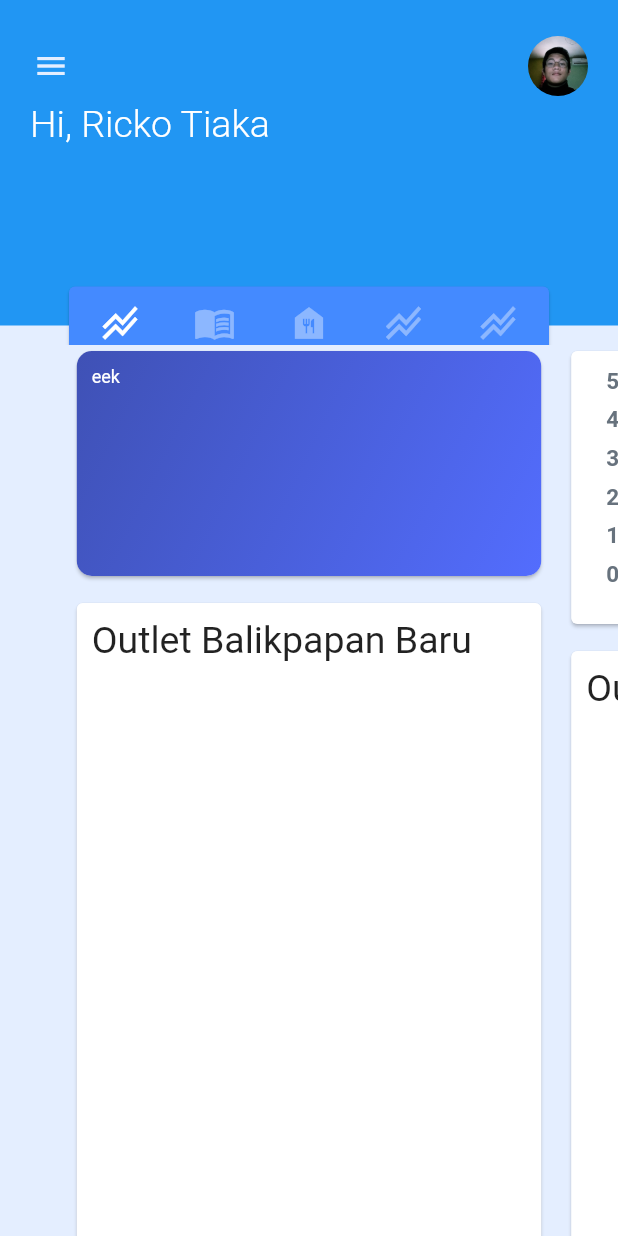
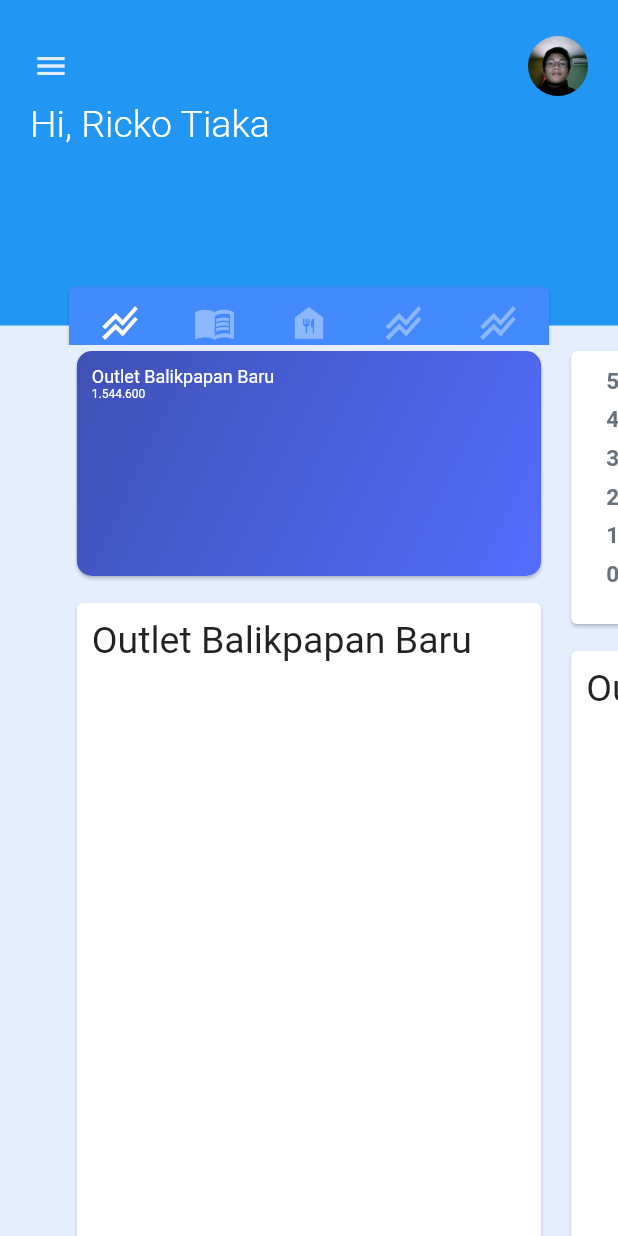
Before and after one commit to younixue3/android_pos_ui, a Flutter app: the screen it shows after launch, on a phone screen of 412 x 824 dp. Run offline on Flutter 3.47's test engine with Material 2 defaults, Android fonts, the phone set to English and light mode, and no system bars; drawn by our look-alikes of carousel_slider, fl_chart.

Commit message:
Fixing Card Profile

```diff
--- a/lib/main.dart
+++ b/lib/main.dart
@@ -205,7 +205,16 @@ class _MyHomePageState extends State<MyHomePage> {
                           child: Column(
                             crossAxisAlignment: CrossAxisAlignment.start,
                             children: [
-                              Text('eek', style: TextStyle(color: Colors.white, fontSize: 12)
+                              Text(
+                                'Outlet Balikpapan Baru',
+                                style: TextStyle(
+                                    color: Colors.white, fontSize: 12),
+                              ),
+                              Text(
+                                '1.544.600',
+                                style:
+                                    TextStyle(color: Colors.white, fontSize: 8),
+                              ),
                             ],
                           ),
                         ),
```
